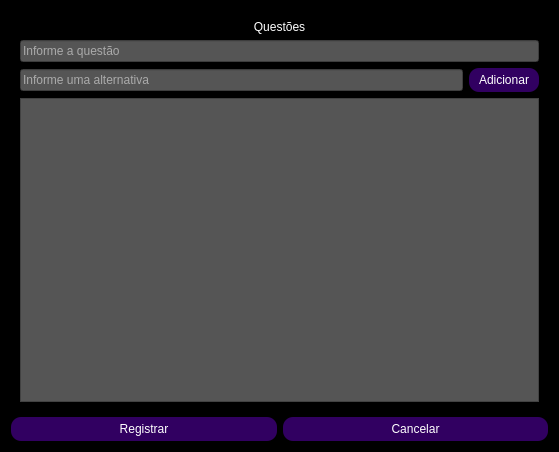
This is ui/question.ui in Seven-Software/VINTEPILA_GEN_HTML as Qt 5 draws it before an edit. The edited form follows.
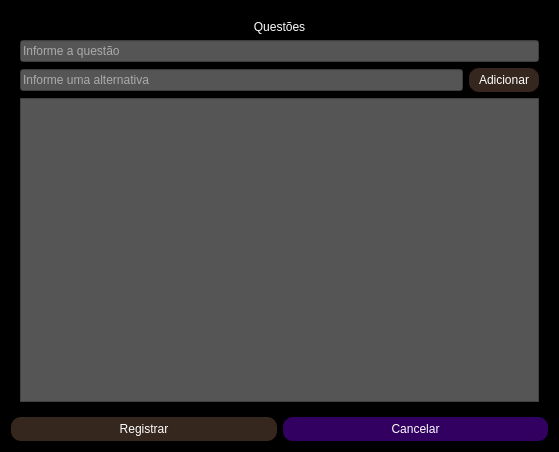
This is the edited form.

```diff
--- a/ui/question.ui
+++ b/ui/question.ui
@@ -94,6 +94,9 @@
         </item>
         <item>
          <widget class="QPushButton" name="btn_add_ask">
+          <property name="enabled">
+           <bool>false</bool>
+          </property>
           <property name="text">
            <string>Adicionar</string>
           </property>
@@ -111,6 +114,9 @@
     <layout class="QHBoxLayout" name="horizontalLayout">
      <item>
       <widget class="QPushButton" name="insert_ask">
+       <property name="enabled">
+        <bool>false</bool>
+       </property>
        <property name="text">
         <string>Registrar</string>
        </property>
```
Left out of the diff: 3 changed lines with no effect on the pictures.
